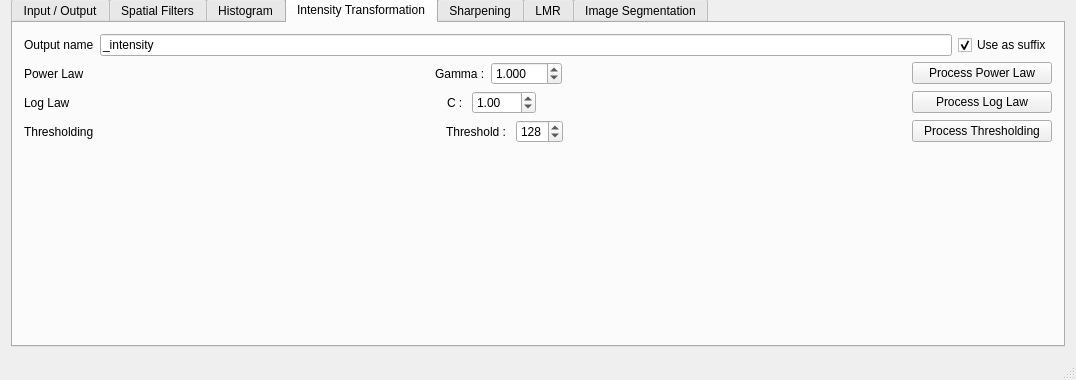
PNPiquin/ImageProcessing, file mainwindow.ui: the form before one commit; both pictures show x 0 to 1076 and y 693 to 1073 of the 1076 by 1073 pixel window.
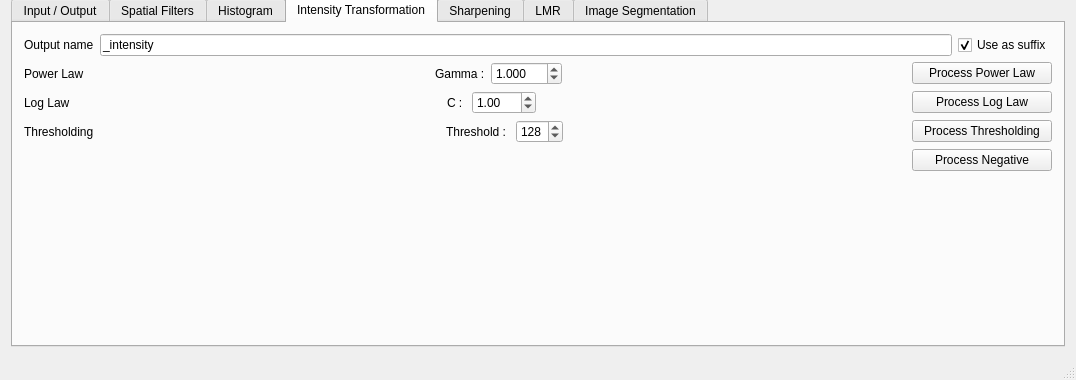
The form after the commit. The open tabs and pages were chosen to show the change.

Commit message: Added negative intensity transformation

```diff
--- a/mainwindow.ui
+++ b/mainwindow.ui
@@ -1150,6 +1150,39 @@
           </item>
          </layout>
         </item>
+        <item>
+         <layout class="QHBoxLayout" name="horizontalLayout_29">
+          <property name="topMargin">
+           <number>0</number>
+          </property>
+          <item>
+           <spacer name="horizontalSpacer_31">
+            <property name="orientation">
+             <enum>Qt::Horizontal</enum>
+            </property>
+            <property name="sizeHint" stdset="0">
+             <size>
+              <width>40</width>
+              <height>20</height>
+             </size>
+            </property>
+           </spacer>
+          </item>
+          <item>
+           <widget class="QPushButton" name="negative_push_button">
+            <property name="minimumSize">
+             <size>
+              <width>140</width>
+              <height>0</height>
+             </size>
+            </property>
+            <property name="text">
+             <string>Process Negative</string>
+            </property>
+           </widget>
+          </item>
+         </layout>
+        </item>
         <item>
          <spacer name="verticalSpacer_4">
           <property name="orientation">
```
Left out of the diff: 2 changed lines with no effect on the pictures. The commit also changes 9 other files.
